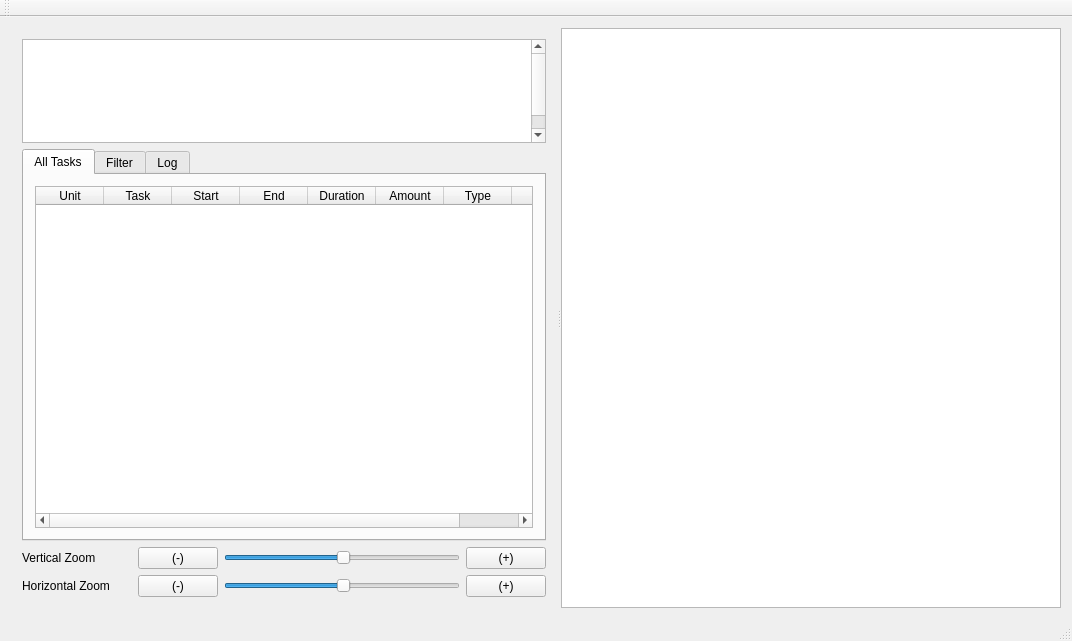
reddream/Gantt, file mainwindow.ui: the form before one commit.
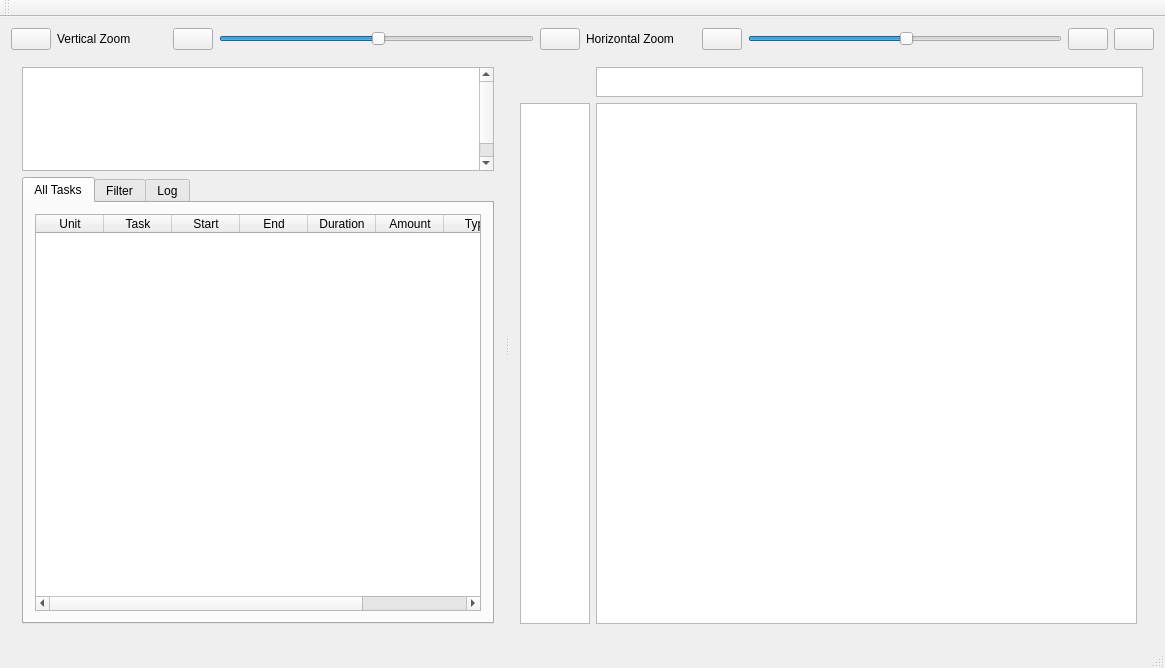
The form after the commit. Icons and pictures are not drawn.

Patch:
```diff
--- a/mainwindow.ui
+++ b/mainwindow.ui
@@ -6,16 +6,146 @@
    <rect>
     <x>0</x>
     <y>0</y>
-    <width>1072</width>
-    <height>641</height>
+    <width>1165</width>
+    <height>668</height>
    </rect>
   </property>
   <property name="windowTitle">
    <string>MainWindow</string>
   </property>
   <widget class="QWidget" name="centralWidget">
-   <layout class="QGridLayout" name="gridLayout_2">
+   <layout class="QGridLayout" name="gridLayout_4">
     <item row="0" column="0">
+     <layout class="QGridLayout" name="gridLayout_3">
+      <item row="0" column="0">
+       <layout class="QHBoxLayout" name="horizontalLayout">
+        <item>
+         <widget class="QPushButton" name="toggleButton">
+          <property name="text">
+           <string/>
+          </property>
+          <property name="icon">
+           <iconset resource="icons.qrc">
+            <normaloff>:/ionicons-2.0.1/png/512/navicon-round.png</normaloff>:/ionicons-2.0.1/png/512/navicon-round.png</iconset>
+          </property>
+         </widget>
+        </item>
+        <item>
+         <widget class="QLabel" name="label_2">
+          <property name="minimumSize">
+           <size>
+            <width>110</width>
+            <height>22</height>
+           </size>
+          </property>
+          <property name="maximumSize">
+           <size>
+            <width>110</width>
+            <height>22</height>
+           </size>
+          </property>
+          <property name="text">
+           <string>Vertical Zoom</string>
+          </property>
+         </widget>
+        </item>
+        <item>
+         <widget class="QPushButton" name="v_zoom_out">
+          <property name="text">
+           <string/>
+          </property>
+          <property name="icon">
+           <iconset resource="icons.qrc">
+            <normaloff>:/ionicons-2.0.1/png/512/minus-round.png</normaloff>:/ionicons-2.0.1/png/512/minus-round.png</iconset>
+          </property>
+         </widget>
+        </item>
+        <item>
+         <widget class="QSlider" name="verticalSlider">
+          <property name="value">
+           <number>50</number>
+          </property>
+          <property name="orientation">
+           <enum>Qt::Horizontal</enum>
+          </property>
+         </widget>
+        </item>
+        <item>
+         <widget class="QPushButton" name="v_zoom_in">
+          <property name="text">
+           <string/>
+          </property>
+          <property name="icon">
+           <iconset resource="icons.qrc">
+            <normaloff>:/ionicons-2.0.1/png/512/plus-round.png</normaloff>:/ionicons-2.0.1/png/512/plus-round.png</iconset>
+          </property>
+         </widget>
+        </item>
+        <item>
+         <widget class="QLabel" name="label">
+          <property name="minimumSize">
+           <size>
+            <width>110</width>
+            <height>22</height>
+           </size>
+          </property>
+          <property name="maximumSize">
+           <size>
+            <width>110</width>
+            <height>22</height>
+           </size>
+          </property>
+          <property name="text">
+           <string>Horizontal Zoom</string>
+          </property>
+         </widget>
+        </item>
+        <item>
+         <widget class="QPushButton" name="h_zoom_out">
+          <property name="text">
+           <string/>
+          </property>
+          <property name="icon">
+           <iconset resource="icons.qrc">
+            <normaloff>:/ionicons-2.0.1/png/512/minus-round.png</normaloff>:/ionicons-2.0.1/png/512/minus-round.png</iconset>
+          </property>
+         </widget>
+        </item>
+        <item>
+         <widget class="QSlider" name="horizontalSlider">
+          <property name="value">
+           <number>50</number>
+          </property>
+          <property name="orientation">
+           <enum>Qt::Horizontal</enum>
+          </property>
+         </widget>
+        </item>
+        <item>
+         <widget class="QPushButton" name="h_zoom_in">
+          <property name="text">
+           <string/>
+          </property>
+          <property name="icon">
+           <iconset resource="icons.qrc">
+            <normaloff>:/ionicons-2.0.1/png/512/plus-round.png</normaloff>:/ionicons-2.0.1/png/512/plus-round.png</iconset>
+          </property>
+         </widget>
+        </item>
+        <item>
+         <widget class="QPushButton" name="centerButton">
+          <property name="text">
+           <string/>
+          </property>
+          <property name="icon">
+           <iconset resource="icons.qrc">
+            <normaloff>:/ionicons-2.0.1/png/512/arrow-expand.png</normaloff>:/ionicons-2.0.1/png/512/arrow-expand.png</iconset>
+          </property>
+         </widget>
+        </item>
+       </layout>
+      </item>
+      <item row="1" column="0">
      <widget class="QSplitter" name="splitter">
       <property name="orientation">
        <enum>Qt::Horizontal</enum>
@@ -24,6 +154,12 @@
        <layout class="QVBoxLayout" name="Sidebar">
         <item>
          <widget class="QTableWidget" name="tableWidget">
+            <property name="minimumSize">
+             <size>
+              <width>0</width>
+              <height>0</height>
+             </size>
+            </property>
           <property name="maximumSize">
            <size>
             <width>16777215</width>
@@ -80,6 +216,12 @@
         </item>
         <item>
          <widget class="QTabWidget" name="tabWidget">
+            <property name="minimumSize">
+             <size>
+              <width>400</width>
+              <height>0</height>
+             </size>
+            </property>
           <property name="currentIndex">
            <number>0</number>
           </property>
@@ -90,6 +232,12 @@
            <layout class="QVBoxLayout" name="verticalLayout_2">
             <item>
              <widget class="QTableWidget" name="allTasksTable">
+                <property name="minimumSize">
+                 <size>
+                  <width>0</width>
+                  <height>0</height>
+                 </size>
+                </property>
               <property name="editTriggers">
                <set>QAbstractItemView::NoEditTriggers</set>
               </property>
@@ -510,102 +658,43 @@
           </widget>
          </widget>
         </item>
-        <item>
-         <layout class="QHBoxLayout" name="V_Zoom">
-          <item>
-           <widget class="QLabel" name="label_2">
+         </layout>
+        </widget>
+        <widget class="QWidget" name="layoutWidget">
+         <layout class="QGridLayout" name="gridLayout_2">
+          <item row="0" column="1" colspan="2">
+           <widget class="QGraphicsView" name="rulerView">
             <property name="minimumSize">
              <size>
-              <width>110</width>
-              <height>22</height>
+              <width>500</width>
+              <height>0</height>
              </size>
             </property>
             <property name="maximumSize">
              <size>
-              <width>110</width>
-              <height>22</height>
+              <width>16777215</width>
+              <height>30</height>
              </size>
             </property>
-            <property name="text">
-             <string>Vertical Zoom</string>
-            </property>
            </widget>
           </item>
-          <item>
-           <widget class="QPushButton" name="v_zoom_out">
-            <property name="text">
-             <string>(-)</string>
-            </property>
-           </widget>
-          </item>
-          <item>
-           <widget class="QSlider" name="verticalSlider">
-            <property name="value">
-             <number>50</number>
-            </property>
-            <property name="orientation">
-             <enum>Qt::Horizontal</enum>
-            </property>
-           </widget>
-          </item>
-          <item>
-           <widget class="QPushButton" name="v_zoom_in">
-            <property name="text">
-             <string>(+)</string>
-            </property>
-           </widget>
-          </item>
-         </layout>
-        </item>
-        <item>
-         <layout class="QHBoxLayout" name="H_Zoom">
-          <item>
-           <widget class="QLabel" name="label">
+          <item row="1" column="0" rowspan="2">
+           <widget class="QGraphicsView" name="labelView">
             <property name="minimumSize">
              <size>
-              <width>110</width>
-              <height>22</height>
+              <width>50</width>
+              <height>0</height>
              </size>
             </property>
             <property name="maximumSize">
              <size>
-              <width>110</width>
-              <height>22</height>
+              <width>70</width>
+              <height>16777215</height>
              </size>
             </property>
-            <property name="text">
-             <string>Horizontal Zoom</string>
-            </property>
            </widget>
           </item>
-          <item>
-           <widget class="QPushButton" name="h_zoom_out">
-            <property name="text">
-             <string>(-)</string>
-            </property>
-           </widget>
-          </item>
-          <item>
-           <widget class="QSlider" name="horizontalSlider">
-            <property name="value">
-             <number>50</number>
-            </property>
-            <property name="orientation">
-             <enum>Qt::Horizontal</enum>
-            </property>
-           </widget>
-          </item>
-          <item>
-           <widget class="QPushButton" name="h_zoom_in">
-            <property name="text">
-             <string>(+)</string>
-            </property>
-           </widget>
-          </item>
-         </layout>
-        </item>
-       </layout>
-      </widget>
+          <item row="1" column="1" rowspan="2">
       <widget class="QGraphicsView" name="ganttView">
        <property name="minimumSize">
         <size>
@@ -617,10 +706,27 @@
         <enum>QGraphicsView::AnchorUnderMouse</enum>
        </property>
       </widget>
-     </widget>
-    </item>
-   </layout>
+          </item>
+         </layout>
+        </widget>
+       </widget>
+      </item>
+     </layout>
+    </item>
+   </layout>
   </widget>
+  <widget class="QToolBar" name="mainToolBar">
+   <property name="autoFillBackground">
+    <bool>false</bool>
+   </property>
+   <attribute name="toolBarArea">
+    <enum>TopToolBarArea</enum>
+   </attribute>
+   <attribute name="toolBarBreak">
+    <bool>false</bool>
+   </attribute>
+  </widget>
+  <widget class="QStatusBar" name="statusBar"/>
   <widget class="QMenuBar" name="menuBar">
    <property name="geometry">
     <rect>
@@ -637,15 +743,6 @@
     <bool>true</bool>
    </property>
   </widget>
-  <widget class="QToolBar" name="mainToolBar">
-   <attribute name="toolBarArea">
-    <enum>TopToolBarArea</enum>
-   </attribute>
-   <attribute name="toolBarBreak">
-    <bool>false</bool>
-   </attribute>
-  </widget>
-  <widget class="QStatusBar" name="statusBar"/>
  </widget>
  <layoutdefault spacing="6" margin="11"/>
  <resources/>
```
Left out of the diff: 8 changed lines with no effect on the pictures. Lines whose indentation alone changed are shown as unchanged.
